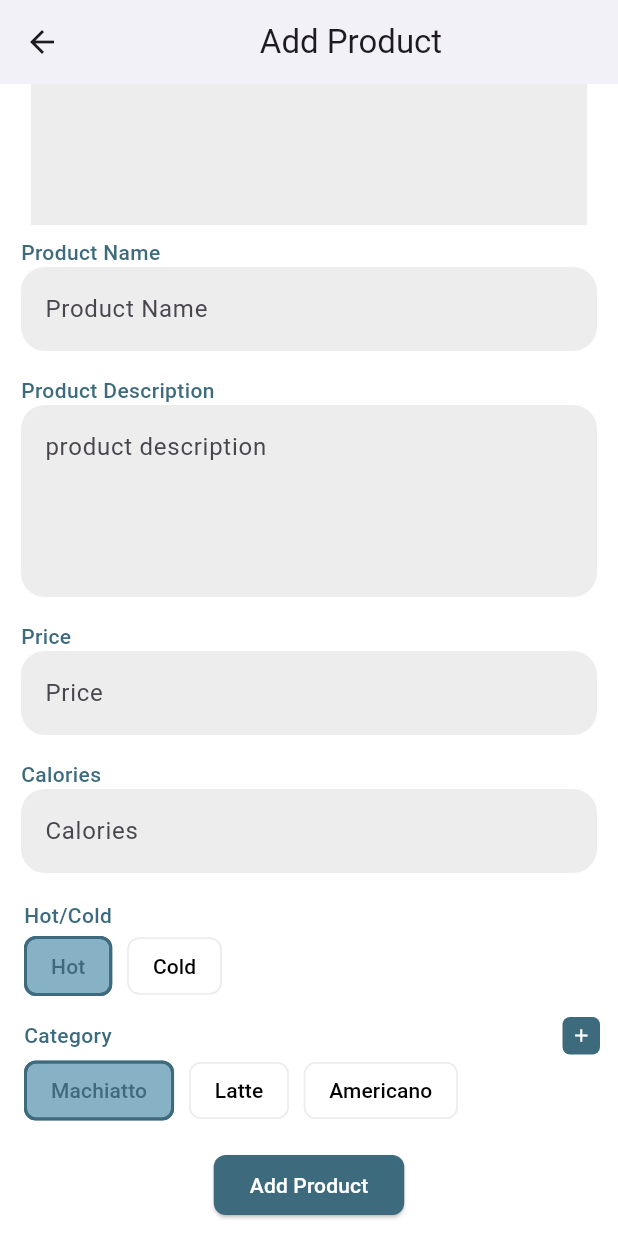
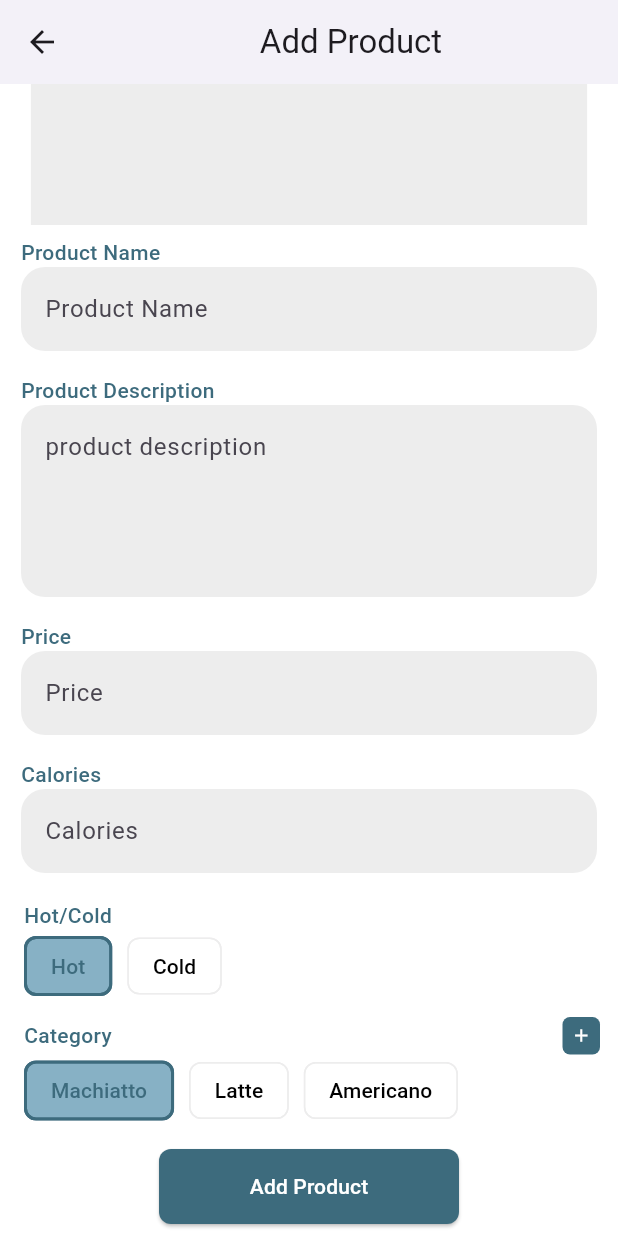
Before and after one commit to trt14/onze_coffee_app, a Flutter app: the screen it shows after launch, scrolled down 117 dp, on a phone screen of 412 x 824 dp. Run offline on Flutter 3.47's test engine with Material 3 defaults, Android fonts, the phone set to English and light mode, and no system bars.

Commit message:
Desgin:Employee add product Done

```diff
--- a/lib/screen/employee/emp_add_product_screen.dart
+++ b/lib/screen/employee/emp_add_product_screen.dart
@@ -2,6 +2,7 @@ import 'package:flutter/material.dart';
 import 'package:onze_coffee_app/helper/custom_colors.dart';
 import 'package:onze_coffee_app/helper/screen.dart';
 import 'package:onze_coffee_app/widget/custom_choice_chip.dart';
+import 'package:onze_coffee_app/widget/custom_main_button.dart';
 import 'package:onze_coffee_app/widget/custom_text_field.dart';
 
 class EmpAddProductScreen extends StatelessWidget {
@@ -9,7 +10,8 @@ class EmpAddProductScreen extends StatelessWidget {
 
   @override
   Widget build(BuildContext context) {
-    return Scaffold(
+    return SafeArea(
+      child: Scaffold(
           appBar: AppBar(
             backgroundColor: AppColor.white,
             leading: const Icon(Icons.arrow_back),
@@ -74,14 +76,16 @@ class EmpAddProductScreen extends StatelessWidget {
                             selectedColor: AppColor.forth,
                             side: const BorderSide(
                                 color: AppColor.primary, width: 2),
-                          labelStyle: const TextStyle(color: AppColor.primary),
+                            labelStyle:
+                                const TextStyle(color: AppColor.primary),
                             showCheckmark: false,
                             onSelected: (value) {},
                           ),
                           const SizedBox(
                             width: 10,
                           ),
-                        const CustomChoiceChip(title: "Cold", isSelected: false)
+                          const CustomChoiceChip(
+                              title: "Cold", isSelected: false)
                         ],
                       )
                     ],
@@ -109,20 +113,59 @@ class EmpAddProductScreen extends StatelessWidget {
                           Container(
                               width: 25,
                               height: 25,
+                              alignment: Alignment.center,
                               decoration: BoxDecoration(
                                   borderRadius: BorderRadius.circular(5),
                                   color: AppColor.primary),
-                          child: const Icon(
+                              child: IconButton(
+                                padding: EdgeInsets.zero,
+                                onPressed: () {
+                                  showModalBottomSheet<void>(
+                                    context: context,
+                                    builder: (BuildContext context) {
+                                      return Container(
+                                        height: context.getHeight(value: 0.3),
+                                        decoration: BoxDecoration(
+                                            color: AppColor.white,
+                                            borderRadius:
+                                                BorderRadius.circular(20)),
+                                        child: Center(
+                                          child: Column(
+                                            mainAxisAlignment:
+                                                MainAxisAlignment.center,
+                                            mainAxisSize: MainAxisSize.min,
+                                            children: <Widget>[
+                                              const Text(
+                                                'Add new category',
+                                                style: TextStyle(
+                                                    color: AppColor.primary,
+                                                    fontSize: 20,
+                                                    fontWeight:
+                                                        FontWeight.bold),
+                                              ),
+                                              CustomTextField(
+                                                  title: "Categore Name"),
+                                              CustomMainButton(
+                                                  title: "Add Category")
+                                            ],
+                                          ),
+                                        ),
+                                      );
+                                    },
+                                  );
+                                },
+                                icon: const Icon(
                                   Icons.add,
                                   size: 14,
                                   color: AppColor.white,
                                 ),
-                        )
+                              ))
                         ],
                       ),
                       const Row(
                         children: [
-                        CustomChoiceChip(title: "Machiatto", isSelected: true),
+                          CustomChoiceChip(
+                              title: "Machiatto", isSelected: true),
                           SizedBox(
                             width: 10,
                           ),
@@ -130,7 +173,8 @@ class EmpAddProductScreen extends StatelessWidget {
                           SizedBox(
                             width: 10,
                           ),
-                        CustomChoiceChip(title: "Americano", isSelected: false),
+                          CustomChoiceChip(
+                              title: "Americano", isSelected: false),
                         ],
                       )
                     ],
@@ -139,26 +183,16 @@ class EmpAddProductScreen extends StatelessWidget {
                 const SizedBox(
                   height: 15,
                 ),
-              Center(
-                child: ElevatedButton(
-                  onPressed: () {},
-                  style: ElevatedButton.styleFrom(
-                    backgroundColor: AppColor.primary,
-                    shape: RoundedRectangleBorder(
-                      borderRadius: BorderRadius.circular(8),
-                    ),
-                  ),
-                  child: const Text(
-                    "Add Product",
-                    style: TextStyle(color: AppColor.white),
-                  ),
-                ),
-              ),
+                const Center(
+                    child: CustomMainButton(
+                  title: "Add Product",
+                )),
                 const SizedBox(
                   height: 10,
                 ),
               ],
             ),
-        ));
+          )),
+    );
   }
 }
--- /dev/null
+++ b/lib/widget/custom_main_button.dart
@@ -0,0 +1,25 @@
+import 'package:flutter/material.dart';
+import 'package:onze_coffee_app/helper/custom_colors.dart';
+
+class CustomMainButton extends StatelessWidget {
+  const CustomMainButton({super.key, required this.title});
+  final String title;
+
+  @override
+  Widget build(BuildContext context) {
+    return ElevatedButton(
+      onPressed: () {},
+      style: ElevatedButton.styleFrom(
+        backgroundColor: AppColor.primary,
+        minimumSize: const Size(200, 50),
+        shape: RoundedRectangleBorder(
+          borderRadius: BorderRadius.circular(8),
+        ),
+      ),
+      child: Text(
+        title,
+        style: const TextStyle(color: AppColor.white),
+      ),
+    );
+  }
+}
```
Lines whose indentation alone changed are shown as unchanged.
